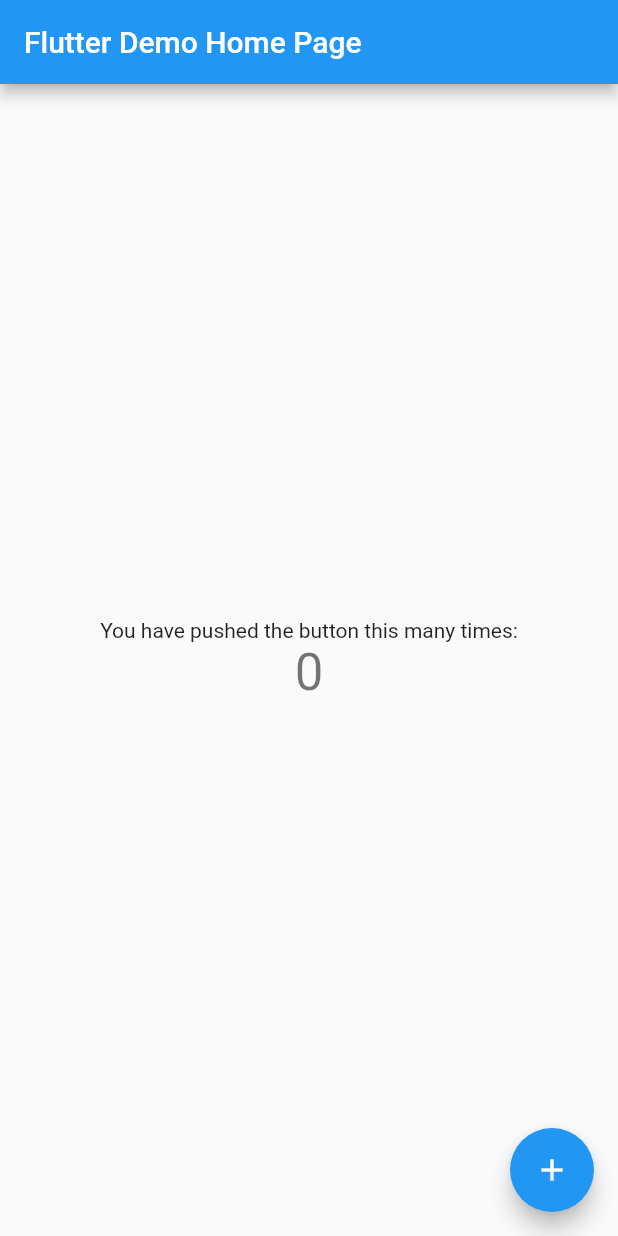
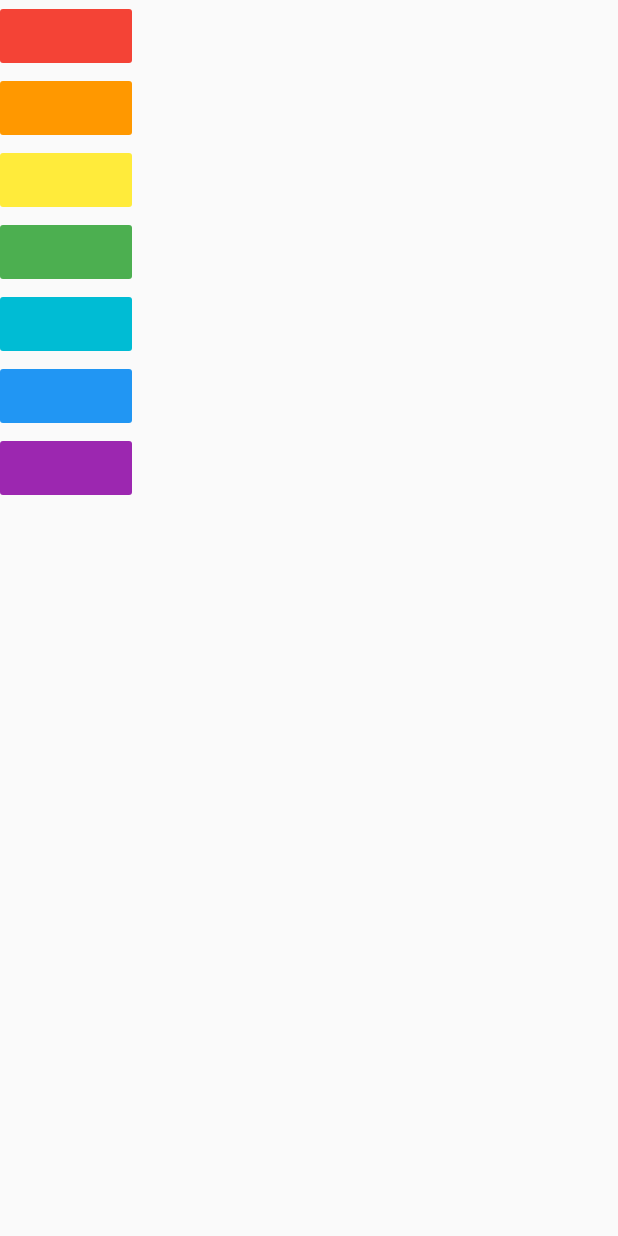
Before and after one commit to randomrajan/xylophonic, a Flutter app: the screen it shows after launch, on a phone screen of 412 x 824 dp. Run offline on Flutter 3.47's test engine with Material 2 defaults, Android fonts, the phone set to English and light mode, and no system bars; our stand-ins replace audioplayers.

Commit message:
init commit

```diff
--- a/lib/main.dart
+++ b/lib/main.dart
@@ -1,117 +1,69 @@
 import 'package:flutter/material.dart';
+import 'package:audioplayers/audio_cache.dart';
 
-void main() {
-  runApp(MyApp());
-}
+void main() => runApp(XylophoneApp());
 
-class MyApp extends StatelessWidget {
-  // This widget is the root of your application.
+class XylophoneApp extends StatelessWidget {
   @override
   Widget build(BuildContext context) {
     return MaterialApp(
-      title: 'Flutter Demo',
-      theme: ThemeData(
-        // This is the theme of your application.
-        //
-        // Try running your application with "flutter run". You'll see the
-        // application has a blue toolbar. Then, without quitting the app, try
-        // changing the primarySwatch below to Colors.green and then invoke
-        // "hot reload" (press "r" in the console where you ran "flutter run",
-        // or simply save your changes to "hot reload" in a Flutter IDE).
-        // Notice that the counter didn't reset back to zero; the application
-        // is not restarted.
-        primarySwatch: Colors.blue,
-        // This makes the visual density adapt to the platform that you run
-        // the app on. For desktop platforms, the controls will be smaller and
-        // closer together (more dense) than on mobile platforms.
-        visualDensity: VisualDensity.adaptivePlatformDensity,
+      home: Scaffold(
+        body: SafeArea(
+          child: Column(
+            children: [
+          FlatButton(
+            color: Colors.red,
+            onPressed: () {
+              final player = AudioCache();
+              player.play('note1.wav');
+            },
           ),
-      home: MyHomePage(title: 'Flutter Demo Home Page'),
-    );
-  }
-}
-
-class MyHomePage extends StatefulWidget {
-  MyHomePage({Key key, this.title}) : super(key: key);
-
-  // This widget is the home page of your application. It is stateful, meaning
-  // that it has a State object (defined below) that contains fields that affect
-  // how it looks.
-
-  // This class is the configuration for the state. It holds the values (in this
-  // case the title) provided by the parent (in this case the App widget) and
-  // used by the build method of the State. Fields in a Widget subclass are
-  // always marked "final".
-
-  final String title;
-
-  @override
-  _MyHomePageState createState() => _MyHomePageState();
-}
-
-class _MyHomePageState extends State<MyHomePage> {
-  int _counter = 0;
-
-  void _incrementCounter() {
-    setState(() {
-      // This call to setState tells the Flutter framework that something has
-      // changed in this State, which causes it to rerun the build method below
-      // so that the display can reflect the updated values. If we changed
-      // _counter without calling setState(), then the build method would not be
-      // called again, and so nothing would appear to happen.
-      _counter++;
-    });
-  }
-
-  @override
-  Widget build(BuildContext context) {
-    // This method is rerun every time setState is called, for instance as done
-    // by the _incrementCounter method above.
-    //
-    // The Flutter framework has been optimized to make rerunning build methods
-    // fast, so that you can just rebuild anything that needs updating rather
-    // than having to individually change instances of widgets.
-    return Scaffold(
-      appBar: AppBar(
-        // Here we take the value from the MyHomePage object that was created by
-        // the App.build method, and use it to set our appbar title.
-        title: Text(widget.title),
+          FlatButton(
+            color: Colors.orange,
+            onPressed: () {
+              final player = AudioCache();
+              player.play('note2.wav');
+            },
           ),
-      body: Center(
-        // Center is a layout widget. It takes a single child and positions it
-        // in the middle of the parent.
-        child: Column(
-          // Column is also a layout widget. It takes a list of children and
-          // arranges them vertically. By default, it sizes itself to fit its
-          // children horizontally, and tries to be as tall as its parent.
-          //
-          // Invoke "debug painting" (press "p" in the console, choose the
-          // "Toggle Debug Paint" action from the Flutter Inspector in Android
-          // Studio, or the "Toggle Debug Paint" command in Visual Studio Code)
-          // to see the wireframe for each widget.
-          //
-          // Column has various properties to control how it sizes itself and
-          // how it positions its children. Here we use mainAxisAlignment to
-          // center the children vertically; the main axis here is the vertical
-          // axis because Columns are vertical (the cross axis would be
-          // horizontal).
-          mainAxisAlignment: MainAxisAlignment.center,
-          children: <Widget>[
-            Text(
-              'You have pushed the button this many times:',
+          FlatButton(
+            color: Colors.yellow,
+            onPressed: () {
+              final player = AudioCache();
+              player.play('note3.wav');
+            },
           ),
-            Text(
-              '$_counter',
-              style: Theme.of(context).textTheme.headline4,
+          FlatButton(
+            color: Colors.green,
+            onPressed: () {
+              final player = AudioCache();
+              player.play('note4.wav');
+            },
+          ),
+          FlatButton(
+            color: Colors.cyan,
+            onPressed: () {
+              final player = AudioCache();
+              player.play('note5.wav');
+            },
+          ),
+          FlatButton(
+            color: Colors.blue,
+            onPressed: () {
+              final player = AudioCache();
+              player.play('note6.wav');
+            },
+          ),
+          FlatButton(
+            color: Colors.purple,
+            onPressed: () {
+              final player = AudioCache();
+              player.play('note7.wav');
+            },
           ),
             ],
           ),
         ),
-      floatingActionButton: FloatingActionButton(
-        onPressed: _incrementCounter,
-        tooltip: 'Increment',
-        child: Icon(Icons.add),
-      ), // This trailing comma makes auto-formatting nicer for build methods.
+      ),
     );
   }
 }
```
Also changed, not shown: pubspec.yaml (+6 -50 lines), pubspec.lock. Lines whose indentation alone changed are shown as unchanged.
